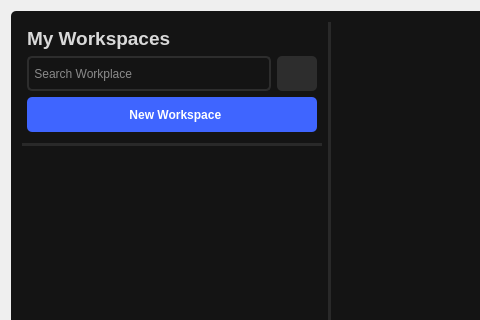
Qt form src/ui/workspace_test.ui (ligerr13/PE_Spectroradiometer) before a commit; both pictures show x 0 to 480 and y 0 to 320 of the 952 by 853 pixel window.
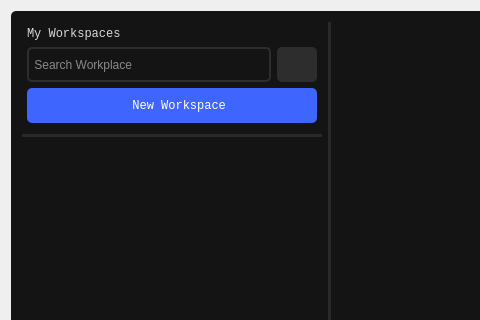
The same form after that commit. The open tabs and pages were chosen to show the change. Icons and pictures are not drawn.

The edit to the form file:
```diff
--- a/src/ui/workspace_test.ui
+++ b/src/ui/workspace_test.ui
@@ -13,6 +13,9 @@
   <property name="windowTitle">
    <string>Form</string>
   </property>
+  <property name="styleSheet">
+   <string notr="true">font: 9pt &quot;Consolas&quot;;</string>
+  </property>
   <layout class="QGridLayout" name="gridLayout">
    <item row="0" column="0">
     <widget class="QWidget" name="widget_2" native="true">
@@ -860,8 +863,10 @@
                     </property>
                     <property name="font">
                      <font>
-                      <family>Arial</family>
-                      <bold>true</bold>
+                      <family>Consolas</family>
+                      <pointsize>9</pointsize>
+                      <italic>false</italic>
+                      <bold>false</bold>
                      </font>
                     </property>
                     <property name="cursor">
@@ -984,8 +989,10 @@
                    <widget class="QLabel" name="label">
                     <property name="font">
                      <font>
-                      <pointsize>14</pointsize>
-                      <bold>true</bold>
+                      <family>Consolas</family>
+                      <pointsize>9</pointsize>
+                      <italic>false</italic>
+                      <bold>false</bold>
                      </font>
                     </property>
                     <property name="styleSheet">
```
Left out of the diff: 9 changed lines with no effect on the pictures.
